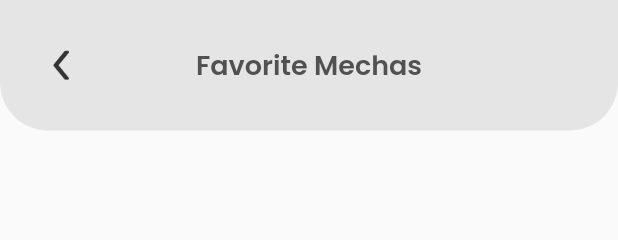
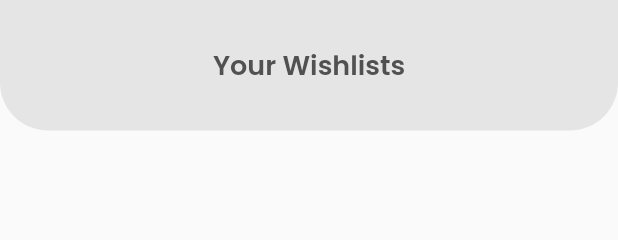
Before and after one commit to zaeroblitz/mechaku-app, a Flutter app: the WishlistPage widget shown alone on an empty page, opened directly, on a phone screen of 412 x 824 dp. Shown: the top 240 px of the screen. Run offline on Flutter 3.47's test engine with Material 2 defaults, Android fonts, the phone set to English and light mode, and no system bars; our stand-ins replace animated_bottom_navigation_bar, cached_network_image, carousel_slider, cloud_firestore, firebase_auth, firebase_core and 4 more; accounts and stored records are empty; network calls fail.

```diff
--- a/lib/ui/pages/pages.dart
+++ b/lib/ui/pages/pages.dart
@@ -25,4 +25,5 @@ part 'product/ProductPage.dart';
 part 'product/SearchPage.dart';
 part 'wishlist/WishlistPage.dart';
 part 'category/CategoryPage.dart';
+part 'wallet/WalletPage.dart';
 part 'MainPage.dart';
--- a/lib/ui/pages/wishlist/WishlistPage.dart
+++ b/lib/ui/pages/wishlist/WishlistPage.dart
@@ -10,6 +10,33 @@ class WishlistPage extends StatelessWidget {
     FirebaseFirestore firestore = FirebaseFirestore.instance;
     CollectionReference products = firestore.collection('products');
     CollectionReference users = firestore.collection('users');
+
+    Widget _header() {
+      return Container(
+        width: double.infinity,
+        padding: EdgeInsets.all(30),
+        decoration: BoxDecoration(
+          color: secondaryColor,
+          borderRadius: BorderRadius.only(
+            bottomLeft: Radius.circular(32),
+            bottomRight: Radius.circular(32),
+          ),
+        ),
+        child: Row(
+          mainAxisAlignment: MainAxisAlignment.center,
+          children: [
+            Text(
+              'Your Wishlists',
+              textAlign: TextAlign.center,
+              style: primaryTextStyle.copyWith(
+                fontSize: 18,
+                fontWeight: semiBold,
+              ),
+            ),
+          ],
+        ),
+      );
+    }
 
     Widget wishlistItems() {
       return SingleChildScrollView(
@@ -127,7 +154,7 @@ class WishlistPage extends StatelessWidget {
       child: user.wishlist.isNotEmpty
           ? ListView(
               children: [
-                BasicHeader('Favorite Mechas'),
+                _header(),
                 wishlistItems(),
               ],
             )
@@ -135,7 +162,7 @@ class WishlistPage extends StatelessWidget {
               crossAxisAlignment: CrossAxisAlignment.center,
               mainAxisAlignment: MainAxisAlignment.spaceBetween,
               children: [
-                BasicHeader('Favorite Mechas'),
+                _header(),
                 emptyState(),
                 SizedBox(),
               ],
--- a/lib/ui/widgets/category_item.dart
+++ b/lib/ui/widgets/category_item.dart
@@ -9,8 +9,8 @@ class CategoryItem extends StatelessWidget {
   @override
   Widget build(BuildContext context) {
     return GestureDetector(
-      onTap: () => Navigator.push(
-          context, MaterialPageRoute(builder: (context) => CategoryPage(name))),
+      onTap: () => Navigator.push(context,
+          MaterialPageRoute(builder: (context) => CategoryPage(name, url))),
       child: Container(
         width: 288,
         height: 82,
```
Also changed, not shown: lib/ui/pages/MainPage.dart (+5 -4 lines), lib/ui/pages/category/CategoryPage.dart (+89 -2 lines), lib/ui/pages/login/SignInPage.dart (+13 -1 lines), lib/ui/pages/wallet/WalletPage.dart (added, +52 -0 lines), assets/chat_grey_icon.png (added), assets/home_grey_icon.png (added), assets/love_grey_icon.png (added), assets/setting_grey_icon.png (added), assets/wallet_grey_icon.png.png (added).
